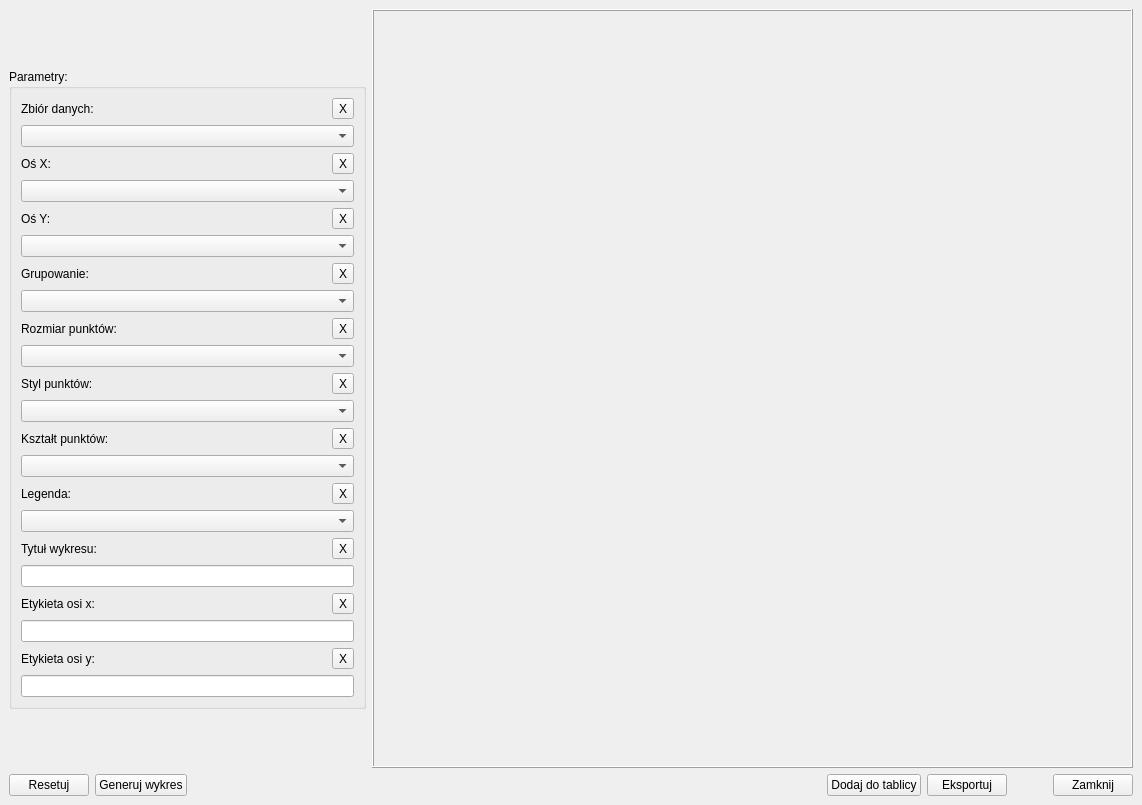
OskarLewandowski/dex-data-experience, file ui/Main/line-plot-window.ui: the form before one commit.
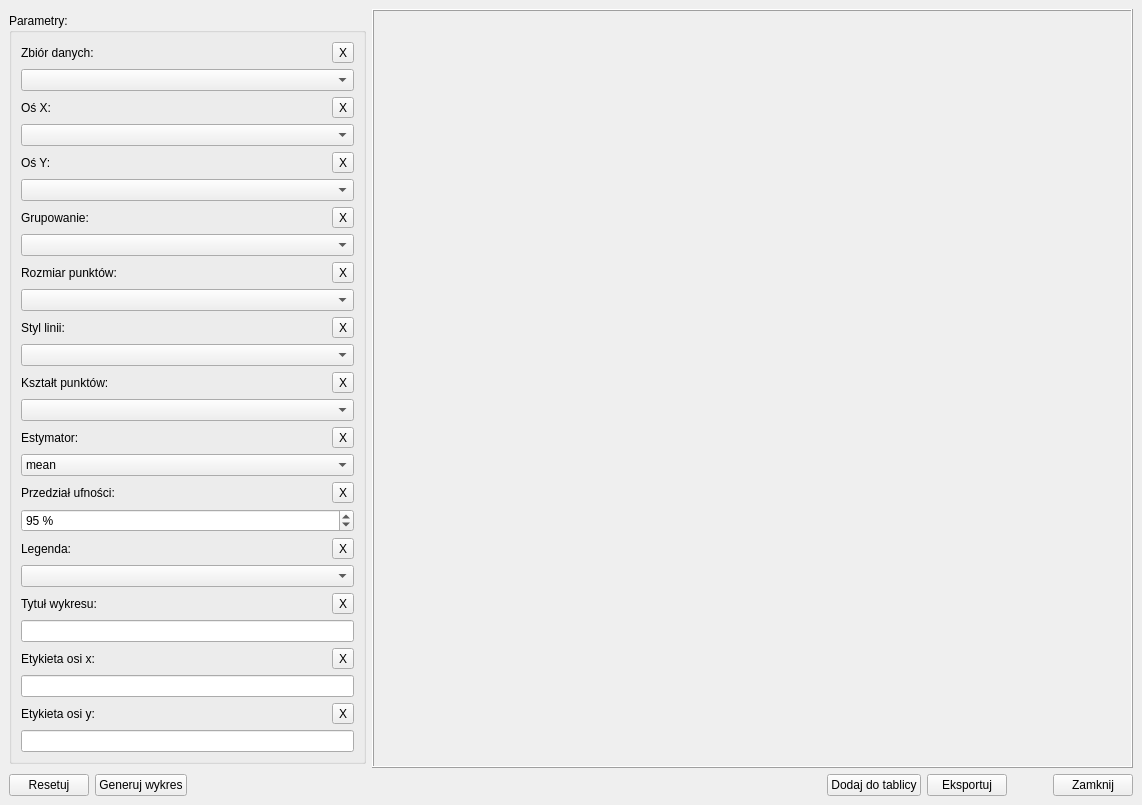
The form after the commit.

Commit message: add changes to line plot (added estimator and errorbar)

Diff of the .ui file:
```diff
--- a/ui/Main/line-plot-window.ui
+++ b/ui/Main/line-plot-window.ui
@@ -296,7 +296,7 @@
                  <item>
                   <widget class="QLabel" name="label_6">
                    <property name="text">
-                    <string>Styl punktów:</string>
+                    <string>Styl linii:</string>
                    </property>
                   </widget>
                  </item>
@@ -334,7 +334,7 @@
                   <number>-1</number>
                  </property>
                  <property name="placeholderText">
-                  <string>Wybierz styl punktów...</string>
+                  <string>Wybierz styl linii...</string>
                  </property>
                  <item>
                   <property name="text">
@@ -556,6 +556,131 @@
                </item>
               </layout>
              </item>
+             <item>
+              <layout class="QVBoxLayout" name="verticalLayout_16">
+               <item>
+                <layout class="QHBoxLayout" name="horizontalLayout_15">
+                 <item>
+                  <widget class="QLabel" name="label_12">
+                   <property name="text">
+                    <string>Estymator:</string>
+                   </property>
+                  </widget>
+                 </item>
+                 <item>
+                  <spacer name="horizontalSpacer_14">
+                   <property name="orientation">
+                    <enum>Qt::Horizontal</enum>
+                   </property>
+                   <property name="sizeHint" stdset="0">
+                    <size>
+                     <width>40</width>
+                     <height>20</height>
+                    </size>
+                   </property>
+                  </spacer>
+                 </item>
+                 <item>
+                  <widget class="QToolButton" name="toolButton_Estimator">
+                   <property name="text">
+                    <string>X</string>
+                   </property>
+                  </widget>
+                 </item>
+                </layout>
+               </item>
+               <item>
+                <widget class="QComboBox" name="comboBox_Estimator">
+                 <item>
+                  <property name="text">
+                   <string>mean</string>
+                  </property>
+                 </item>
+                 <item>
+                  <property name="text">
+                   <string>sum</string>
+                  </property>
+                 </item>
+                 <item>
+                  <property name="text">
+                   <string>median</string>
+                  </property>
+                 </item>
+                 <item>
+                  <property name="text">
+                   <string>std</string>
+                  </property>
+                 </item>
+                 <item>
+                  <property name="text">
+                   <string>min</string>
+                  </property>
+                 </item>
+                 <item>
+                  <property name="text">
+                   <string>max</string>
+                  </property>
+                 </item>
+                 <item>
+                  <property name="text">
+                   <string>var</string>
+                  </property>
+                 </item>
+                </widget>
+               </item>
+              </layout>
+             </item>
+             <item>
+              <layout class="QVBoxLayout" name="verticalLayout_17">
+               <item>
+                <layout class="QHBoxLayout" name="horizontalLayout_16">
+                 <item>
+                  <widget class="QLabel" name="label_13">
+                   <property name="text">
+                    <string>Przedział ufności:</string>
+                   </property>
+                  </widget>
+                 </item>
+                 <item>
+                  <spacer name="horizontalSpacer_15">
+                   <property name="orientation">
+                    <enum>Qt::Horizontal</enum>
+                   </property>
+                   <property name="sizeHint" stdset="0">
+                    <size>
+                     <width>40</width>
+                     <height>20</height>
+                    </size>
+                   </property>
+                  </spacer>
+                 </item>
+                 <item>
+                  <widget class="QToolButton" name="toolButton_CI">
+                   <property name="text">
+                    <string>X</string>
+                   </property>
+                  </widget>
+                 </item>
+                </layout>
+               </item>
+               <item>
+                <widget class="QSpinBox" name="spinBox_CI">
+                 <property name="suffix">
+                  <string> %</string>
+                 </property>
+                 <property name="minimum">
+                  <number>-1</number>
+                 </property>
+                 <property name="maximum">
+                  <number>100</number>
+                 </property>
+                 <property name="value">
+                  <number>95</number>
+                 </property>
+                </widget>
+               </item>
+              </layout>
+             </item>
              <item>
               <layout class="QVBoxLayout" name="verticalLayout_4">
                <item>
```
Left out of the diff: 32 changed lines with no effect on the pictures. The commit also changes 2 other files.
